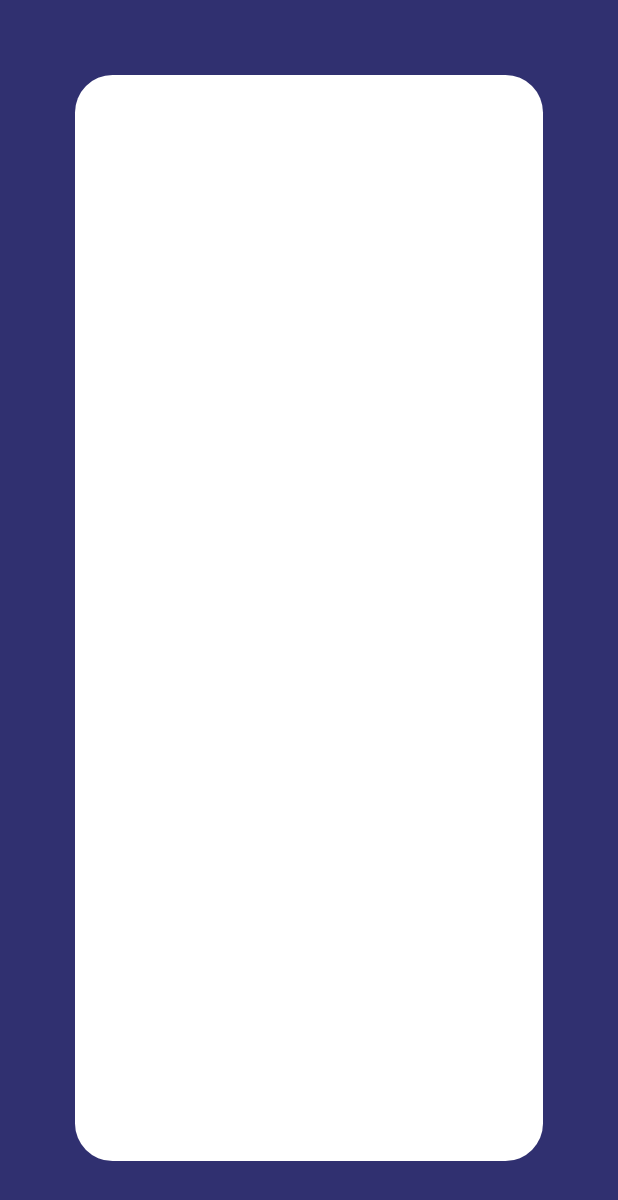
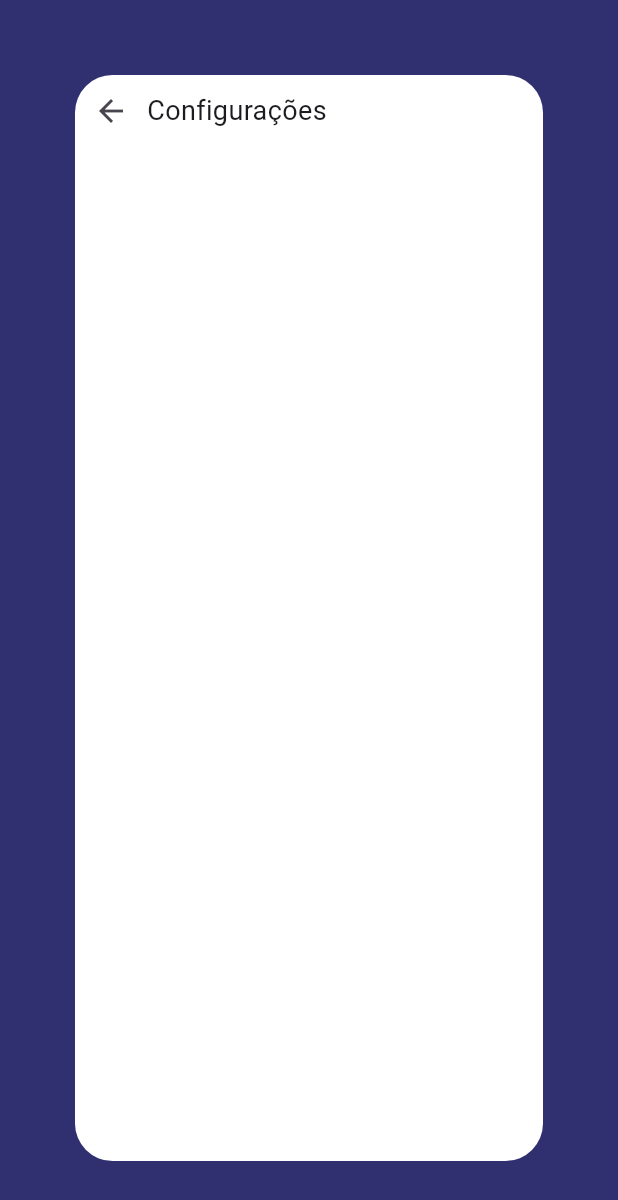
Before and after one commit to concernedjal37/projeto-millie-app, a Flutter app: the screen it shows after launch, after a tap on "Configurações", on a phone screen of 412 x 824 dp. Shown: the top 1200 px of the screen. Run offline on Flutter 3.47's test engine with Material 3 defaults, Android fonts, the phone set to English and light mode, and no system bars.

Commit message:
Prototipo V2

```diff
--- a/milliefront/lib/views/pages/configuracoes.dart
+++ b/milliefront/lib/views/pages/configuracoes.dart
@@ -21,9 +21,22 @@
               borderRadius: BorderRadius.circular(25.0),
             ),
             child: Column(
-              mainAxisAlignment: MainAxisAlignment.spaceBetween,
+              mainAxisAlignment: MainAxisAlignment.start,
+              crossAxisAlignment: CrossAxisAlignment.start,
               children: [
-
+                Row(
+                  children: [
+                    BackButton(onPressed: () {
+                        Navigator.push(context, MaterialPageRoute(builder: (context) => HomePage()));
+                      },
+                    ),
+                    Text('Configurações',
+                    style: TextStyle(
+                      fontSize: 18,
+                    ),
+                    )
+                  ],
+                ),
               ],
             ),
           ),
--- a/milliefront/lib/views/pages/perfil.dart
+++ b/milliefront/lib/views/pages/perfil.dart
@@ -1,4 +1,5 @@
 import 'package:flutter/material.dart';
+import 'package:milliefront/views/pages/configuracoes.dart';
 import 'package:milliefront/views/pages/historico_de_promocoes.dart';
 import 'package:milliefront/views/pages/home_page.dart';
 import 'package:milliefront/views/pages/notificacoes.dart';
@@ -43,7 +44,7 @@
                                 },
                                 child: Text("Home")),
                                 ElevatedButton(onPressed: () {
-
+                                  Navigator.push(context, MaterialPageRoute(builder: (context) => Configuracoes()));
                                 }, child: Text("Configurações")),
                               ],
                             ),
```
Also changed, not shown: milliefront/lib/views/pages/historico_de_promocoes.dart (+14 -2 lines), milliefront/lib/views/pages/notificacoes.dart (+14 -2 lines), milliefront/lib/views/pages/perfil_config.dart (+14 -2 lines).
